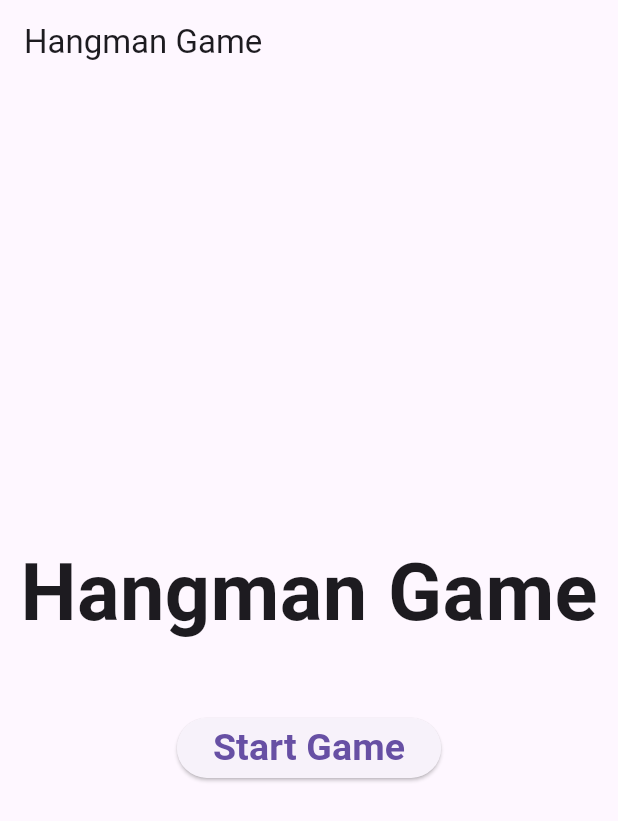
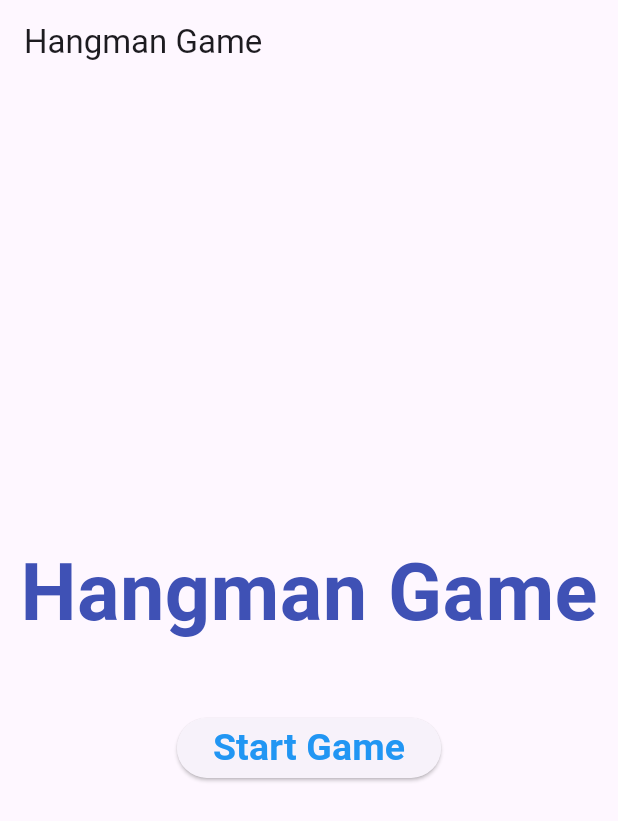
Before and after one commit to nazikanshaffAM/spello_onebysix, a Flutter app: the screen it shows after launch, on a phone screen of 412 x 824 dp. Shown: the top 821 px of the screen. Run offline on Flutter 3.47's test engine with Material 3 defaults, Android fonts, the phone set to English and light mode, and no system bars; our stand-ins replace fl_chart, flutter_slidable, lottie, shared_preferences, shelf, smooth_page_indicator; missing offline and left inert: record, shelf_router, tutorial_coach_mark; project files that could hold a hidden picture were left out.

Commit message:
feat: UI changes to start_screen

```diff
--- a/game2/lib/ui/start_screen.dart
+++ b/game2/lib/ui/start_screen.dart
@@ -44,6 +44,7 @@ class StartScreen extends StatelessWidget {
               style: TextStyle(
                 fontSize: 53.0, // Set font size
                 fontWeight: FontWeight.bold, // Make the text bold
+                color: Colors.indigo
               ),
             ),
             SizedBox(height: MediaQuery.of(context).size.height * 0.05), // Add space between elements
@@ -53,7 +54,8 @@ class StartScreen extends StatelessWidget {
               style: TextStyle(
                 fontWeight: FontWeight.bold,
                 fontFamily: 'Roboto',
-                fontSize: 25
+                fontSize: 25,
+                color: Colors.blue
               ),), // Button text
               onPressed: () {
                 // Navigate to the Hangman game page
```
